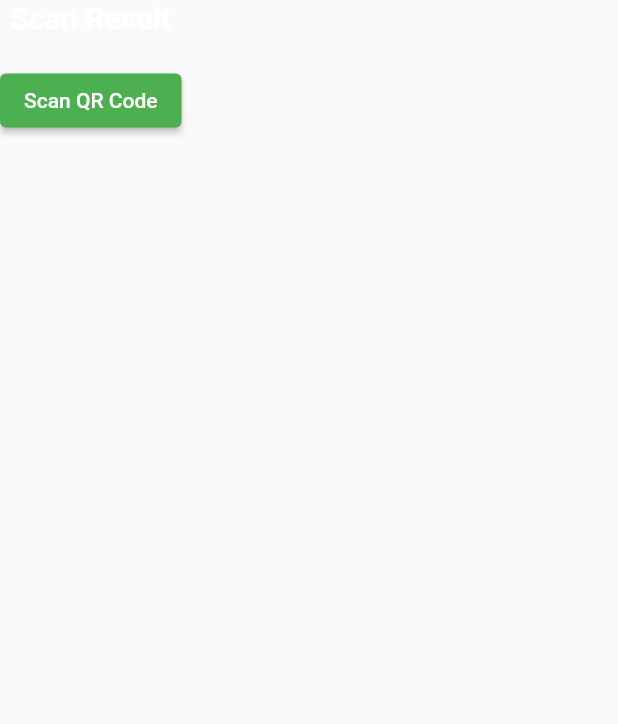
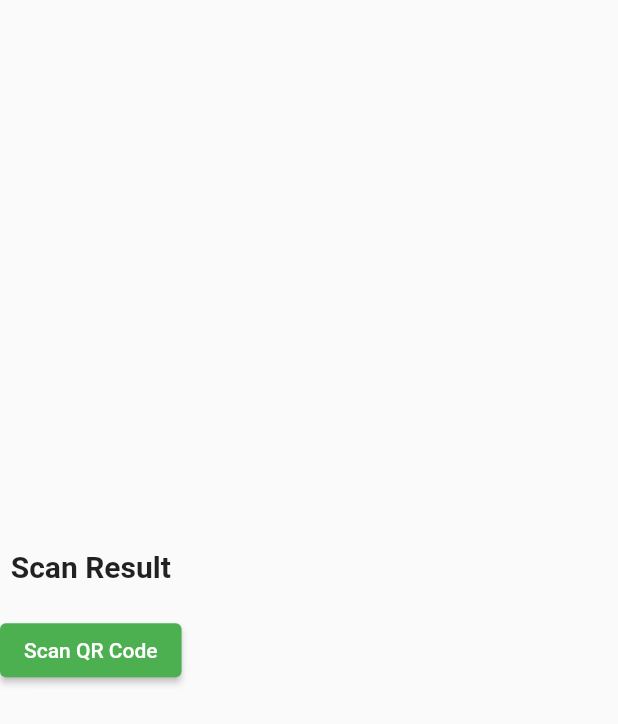
Before and after one commit to Md-Sifatullah617/pdf_gen, a Flutter app: the ScannerF screen opened directly, on a phone screen of 412 x 824 dp. Shown: the top 724 px of the screen. Run offline on Flutter 3.47's test engine with Material 2 defaults, Android fonts, the phone set to English and light mode, and no system bars; our stand-ins replace barcode_widget, firebase_auth, firebase_core, fluttertoast; accounts and stored records are empty.

Commit message:
bakita pore

```diff
--- a/lib/QR_Code/scanner.dart
+++ b/lib/QR_Code/scanner.dart
@@ -120,11 +120,12 @@ class _ScannerFState extends State<ScannerF> {
   Widget build(BuildContext context) {
     return Scaffold(
       body: Column(
+        mainAxisAlignment: MainAxisAlignment.center,
         children: [
-            const Text("Scan Result", style: TextStyle(
+            const Text("Scan Result",
+            style: TextStyle(
                 fontWeight: FontWeight.bold,
                 fontSize: 20,
-                color: Colors.white
             ),),
             const SizedBox(height: 20,),
             ElevatedButton(onPressed: (){}, child: const Text("Scan QR Code"))
```
